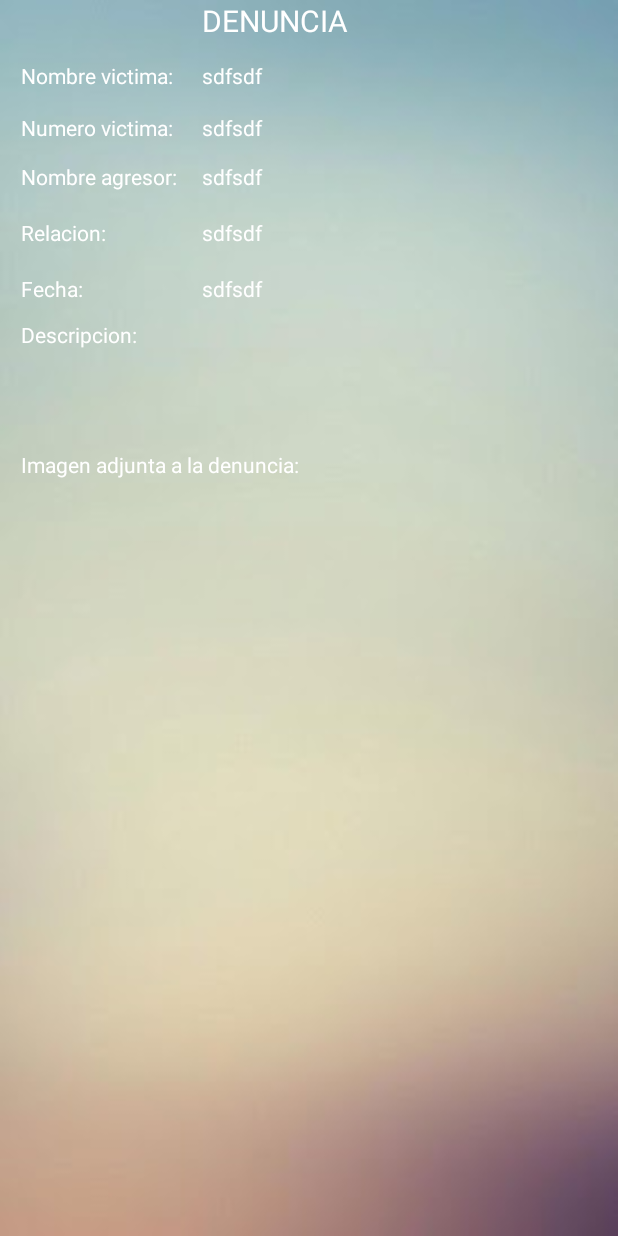
After one commit to dannidanna/warmi, an Android app: the layout vista_denuncia.xml on its own in the app's theme, with its tools: preview values and no code run, on a phone screen of 412 x 824 dp. The commit adds this screen. Run offline under Robolectric (Android 15) with nearby library versions, the phone set to English and light mode, and no system bars.

Commit message:
Iteracion en la base de datos y vista de una denuncia

```diff
--- a/Warmi/app/build.gradle
+++ b/Warmi/app/build.gradle
@@ -34,6 +34,8 @@ dependencies {
     compile 'com.google.android.gms:play-services-maps:10.2.6'
     testCompile 'junit:junit:4.12'
     compile 'com.android.support:recyclerview-v7:26.+'
+    compile 'com.firebaseui:firebase-ui-database:0.5.3'
+    compile 'com.squareup.picasso:picasso:2.5.2'
 }
 
 apply plugin: 'com.google.gms.google-services'
--- a/Warmi/app/src/main/java/app/warmi/rodriguez/danny/warmi/HistorialActivity.java
+++ b/Warmi/app/src/main/java/app/warmi/rodriguez/danny/warmi/HistorialActivity.java
@@ -1,24 +1,47 @@
 package app.warmi.rodriguez.danny.warmi;
 
+import android.content.Context;
 import android.content.Intent;
 import android.support.annotation.NonNull;
+
+import android.support.v7.widget.LinearLayoutManager;
+import android.support.v7.widget.RecyclerView;
 import android.support.v7.app.AppCompatActivity;
 import android.os.Bundle;
+import android.view.LayoutInflater;
 import android.view.View;
+import android.view.ViewGroup;
 import android.widget.Button;
+import android.widget.ImageView;
+import android.widget.TextView;
 import android.widget.Toast;
 
+import com.firebase.ui.database.FirebaseRecyclerAdapter;
 import com.google.firebase.auth.FirebaseAuth;
+import com.google.firebase.database.DataSnapshot;
+import com.google.firebase.database.DatabaseError;
+import com.google.firebase.database.DatabaseReference;
+import com.google.firebase.database.FirebaseDatabase;
+import com.google.firebase.database.ValueEventListener;
+import com.squareup.picasso.Picasso;
+
+import java.util.ArrayList;
+import java.util.Iterator;
+
 
 public class HistorialActivity extends AppCompatActivity implements View.OnClickListener {
 
-    Button btnAtras;
+    private Button btnAtras;
     private FirebaseAuth autentificacion;
     private FirebaseAuth.AuthStateListener autenLis;
+    private RecyclerView lista;
+    private DatabaseReference bdReferencia;
 
     @Override
     protected void onStart(){
         super.onStart();
+        if (autentificacion.getCurrentUser() == null)
+            return;
         autentificacion.addAuthStateListener(autenLis);
     }
 
@@ -26,6 +49,9 @@ public class HistorialActivity extends AppCompatActivity implements View.OnClick
     protected void onCreate(Bundle savedInstanceState) {
         super.onCreate(savedInstanceState);
         setContentView(R.layout.activity_historial);
+        lista = (RecyclerView) findViewById(R.id.recHis);
+        lista.setLayoutManager(new LinearLayoutManager(this));
+        bdReferencia = FirebaseDatabase.getInstance().getReference().child("Usuarios");
 
         autentificacion = FirebaseAuth.getInstance();
         autenLis = new FirebaseAuth.AuthStateListener() {
@@ -38,12 +64,36 @@ public class HistorialActivity extends AppCompatActivity implements View.OnClick
                     startActivity(intent);
                     finish();
                 }
+                else{
+                    FirebaseRecyclerAdapter<User, UserViewHolder> firebaseRecyclerAdapter = new FirebaseRecyclerAdapter<User, UserViewHolder>(
+                            User.class,
+                            R.layout.vista_denuncia,
+                            UserViewHolder.class,
+                            bdReferencia
+                    ) {
+                        @Override
+                        protected void populateViewHolder(final UserViewHolder holder, User model, int position) {
+                            holder.txtName.setText(model.Nombre);
+                            holder.txtCorreo.setText(model.Correo);
+                           /* if (!model.image.equals("default"))
+                                Picasso.with(HistorialActivity.this).load(model.image).into(holder.imgProfile);*/
+                        }
+                    };
+                    lista.setAdapter(firebaseRecyclerAdapter);
 
+                }
             }
         };
 
+
+
         btnAtras = (Button) findViewById(R.id.btnAtras);
         btnAtras.setOnClickListener(this);
+    }
+
+    public static class User {
+        String Nombre;
+        String Correo;
     }
 
     @Override
@@ -53,5 +103,17 @@ public class HistorialActivity extends AppCompatActivity implements View.OnClick
                 Intent intent = new Intent(HistorialActivity.this, MainActivity.class);
                 startActivity(intent);
                 break;
-    }}
+    }
+    }
+
+    public static class UserViewHolder extends RecyclerView.ViewHolder {
+        TextView txtName;
+        TextView txtCorreo;
+
+        public UserViewHolder(View itemView) {
+            super(itemView);
+            txtName = (TextView) itemView.findViewById(R.id.descripcion);
+            txtCorreo = (TextView) itemView.findViewById(R.id.fecha);
+        }
+    }
 }
--- a/Warmi/app/src/main/java/app/warmi/rodriguez/danny/warmi/RegistroActivity.java
+++ b/Warmi/app/src/main/java/app/warmi/rodriguez/danny/warmi/RegistroActivity.java
@@ -44,7 +44,7 @@ public class RegistroActivity extends AppCompatActivity implements View.OnClickL
         setContentView(R.layout.activity_registro);
 
         autentificacion = FirebaseAuth.getInstance();
-        nombre = (EditText) findViewById(R.id.nombre);
+        nombre = (EditText) findViewById(R.id.descripcion);
         correo = (EditText) findViewById(R.id.correo);
         celular = (EditText) findViewById(R.id.celular);
         contra = (EditText) findViewById(R.id.contra);
--- a/Warmi/app/src/main/res/layout/activity_historial.xml
+++ b/Warmi/app/src/main/res/layout/activity_historial.xml
@@ -37,6 +37,7 @@
             android:layout_centerHorizontal="true" />
 
         <android.support.v7.widget.RecyclerView
+            android:id="@+id/recHis"
             android:layout_width="match_parent"
             android:layout_height="match_parent"
             android:layout_below="@+id/textView2"
--- a/Warmi/app/src/main/res/layout/activity_registro.xml
+++ b/Warmi/app/src/main/res/layout/activity_registro.xml
@@ -60,7 +60,7 @@
             android:textColorHint="@android:color/background_light" />
 
         <EditText
-            android:id="@+id/nombre"
+            android:id="@+id/descripcion"
             android:layout_width="300dp"
             android:layout_height="35dp"
             android:layout_marginTop="79dp"
@@ -77,9 +77,9 @@
             android:id="@+id/correo"
             android:layout_width="300dp"
             android:layout_height="35dp"
-            android:layout_alignLeft="@+id/nombre"
-            android:layout_alignStart="@+id/nombre"
-            android:layout_below="@+id/nombre"
+            android:layout_alignLeft="@+id/descripcion"
+            android:layout_alignStart="@+id/descripcion"
+            android:layout_below="@+id/descripcion"
             android:layout_marginTop="22dp"
             android:background="@drawable/bordedos"
             android:ems="10"
--- /dev/null
+++ b/Warmi/app/src/main/res/layout/vista_denuncia.xml
@@ -0,0 +1,202 @@
+<?xml version="1.0" encoding="utf-8"?>
+<android.support.constraint.ConstraintLayout xmlns:android="http://schemas.android.com/apk/res/android"
+    xmlns:app="http://schemas.android.com/apk/res-auto"
+    xmlns:tools="http://schemas.android.com/tools"
+    android:layout_width="match_parent"
+    android:layout_height="match_parent"
+    android:background="@drawable/back"
+    tools:context="app.warmi.rodriguez.danny.warmi.DenunciaActivity">
+
+
+    <RelativeLayout
+        android:layout_width="368dp"
+        android:layout_height="551dp"
+        tools:layout_editor_absoluteX="8dp"
+        tools:layout_editor_absoluteY="8dp">
+
+        <TextView
+            android:id="@+id/textView3"
+            android:layout_width="wrap_content"
+            android:layout_height="wrap_content"
+            android:layout_centerHorizontal="true"
+            android:text="DENUNCIA"
+            android:textColor="@android:color/background_light"
+            android:textSize="20dp" />
+
+        <TextView
+            android:id="@+id/textView4"
+            android:layout_width="wrap_content"
+            android:layout_height="wrap_content"
+            android:text="Nombre victima:"
+            android:layout_below="@+id/textView3"
+            android:layout_alignParentLeft="true"
+            android:layout_alignParentStart="true"
+            android:layout_marginLeft="14dp"
+            android:layout_marginStart="14dp"
+            android:layout_marginTop="13dp"
+            android:textColor="@android:color/background_light"/>
+
+        <TextView
+            android:id="@+id/textView7"
+            android:layout_width="wrap_content"
+            android:layout_height="wrap_content"
+            android:layout_alignLeft="@+id/textView4"
+            android:layout_alignStart="@+id/textView4"
+            android:layout_below="@+id/textView4"
+            android:layout_marginTop="15dp"
+            android:text="Numero victima: "
+            android:textColor="@android:color/background_light" />
+
+        <TextView
+            android:id="@+id/textView9"
+            android:layout_width="wrap_content"
+            android:layout_height="wrap_content"
+            android:layout_alignLeft="@+id/textView7"
+            android:layout_alignStart="@+id/textView7"
+            android:layout_below="@+id/textView7"
+            android:layout_marginTop="13dp"
+            android:text="Nombre agresor:"
+            android:textColor="@android:color/background_light" />
+
+        <TextView
+            android:id="@+id/textView11"
+            android:layout_width="wrap_content"
+            android:layout_height="wrap_content"
+            android:layout_alignEnd="@+id/textView4"
+            android:layout_alignRight="@+id/textView4"
+            android:layout_below="@+id/textView9"
+            android:layout_marginTop="18dp"
+            android:text="Relacion:"
+            android:textColor="@android:color/background_light"
+            android:layout_alignLeft="@+id/textView9"
+            android:layout_alignStart="@+id/textView9" />
+
+        <TextView
+            android:id="@+id/textView13"
+            android:layout_width="wrap_content"
+            android:layout_height="wrap_content"
+            android:layout_alignEnd="@+id/textView11"
+            android:layout_alignLeft="@+id/textView11"
+            android:layout_alignRight="@+id/textView11"
+            android:layout_alignStart="@+id/textView11"
+            android:layout_below="@+id/textView11"
+            android:layout_marginTop="18dp"
+            android:text="Fecha:"
+            android:textColor="@android:color/background_light" />
+
+        <TextView
+            android:id="@+id/textView15"
+            android:layout_width="wrap_content"
+            android:layout_height="wrap_content"
+            android:layout_marginTop="11dp"
+            android:text="Descripcion:"
+            android:textColor="@android:color/background_light"
+            android:layout_below="@+id/textView13"
+            android:layout_alignRight="@+id/textView7"
+            android:layout_alignEnd="@+id/textView7"
+            android:layout_alignLeft="@+id/textView13"
+            android:layout_alignStart="@+id/textView13" />
+
+        <TextView
+            android:id="@+id/textView16"
+            android:layout_width="wrap_content"
+            android:layout_height="wrap_content"
+            android:layout_below="@+id/descripcion"
+            android:layout_marginTop="20dp"
+            android:text="Imagen adjunta a la denuncia:"
+            android:textColor="@android:color/background_light"
+            android:layout_alignLeft="@+id/descripcion"
+            android:layout_alignStart="@+id/descripcion"
+            android:layout_alignParentRight="true"
+            android:layout_alignParentEnd="true" />
+
+        <TextView
+            android:id="@+id/nomVic"
+            android:layout_width="wrap_content"
+            android:layout_height="wrap_content"
+            android:layout_alignBaseline="@+id/textView4"
+            android:layout_alignBottom="@+id/textView4"
+            android:layout_alignLeft="@+id/textView3"
+            android:layout_alignStart="@+id/textView3"
+            android:text="sdfsdf"
+            android:textColor="@android:color/background_light"
+            android:layout_alignParentRight="true"
+            android:layout_alignParentEnd="true" />
+
+        <TextView
+            android:id="@+id/numVic"
+            android:layout_width="wrap_content"
+            android:layout_height="wrap_content"
+            android:layout_alignBaseline="@+id/textView7"
+            android:layout_alignBottom="@+id/textView7"
+            android:layout_alignLeft="@+id/nomVic"
+            android:layout_alignParentEnd="true"
+            android:layout_alignParentRight="true"
+            android:layout_alignStart="@+id/nomVic"
+            android:text="sdfsdf"
+            android:textColor="@android:color/background_light" />
+
+        <TextView
+            android:id="@+id/nomAgre"
+            android:layout_width="wrap_content"
+            android:layout_height="wrap_content"
+            android:layout_alignBaseline="@+id/textView9"
+            android:layout_alignBottom="@+id/textView9"
+            android:layout_alignLeft="@+id/numVic"
+            android:layout_alignParentEnd="true"
+            android:layout_alignParentRight="true"
+            android:layout_alignStart="@+id/numVic"
+            android:text="sdfsdf"
+            android:textColor="@android:color/background_light" />
+
+        <TextView
+            android:id="@+id/relacion"
+            android:layout_width="wrap_content"
+            android:layout_height="wrap_content"
+            android:layout_alignBaseline="@+id/textView11"
+            android:layout_alignBottom="@+id/textView11"
+            android:layout_alignLeft="@+id/nomAgre"
+            android:layout_alignParentEnd="true"
+            android:layout_alignParentRight="true"
+            android:layout_alignStart="@+id/nomAgre"
+            android:text="sdfsdf"
+            android:textColor="@android:color/background_light" />
+
+        <TextView
+            android:id="@+id/fecha"
+            android:layout_width="wrap_content"
+            android:layout_height="wrap_content"
+            android:layout_alignBaseline="@+id/textView13"
+            android:layout_alignBottom="@+id/textView13"
+            android:layout_alignLeft="@+id/relacion"
+            android:layout_alignParentEnd="true"
+            android:layout_alignParentRight="true"
+            android:layout_alignStart="@+id/relacion"
+            android:text="sdfsdf"
+            android:textColor="@android:color/background_light" />
+
+        <TextView
+            android:id="@+id/descripcion"
+            android:layout_width="wrap_content"
+            android:layout_height="35dp"
+            android:layout_alignLeft="@+id/textView15"
+            android:layout_alignParentEnd="true"
+            android:layout_alignParentRight="true"
+            android:layout_alignStart="@+id/textView15"
+            android:layout_below="@+id/textView15"
+            android:layout_marginTop="12dp"
+            android:ems="10"
+            android:textColor="@android:color/background_light" />
+
+        <ImageView
+            android:id="@+id/imageView2"
+            android:layout_width="200dp"
+            android:layout_height="200dp"
+            app:srcCompat="@android:color/transparent"
+            android:layout_below="@+id/textView16"
+            android:layout_centerHorizontal="true"
+            android:layout_marginTop="18dp" />
+
+
+    </RelativeLayout>
+</android.support.constraint.ConstraintLayout>
```
